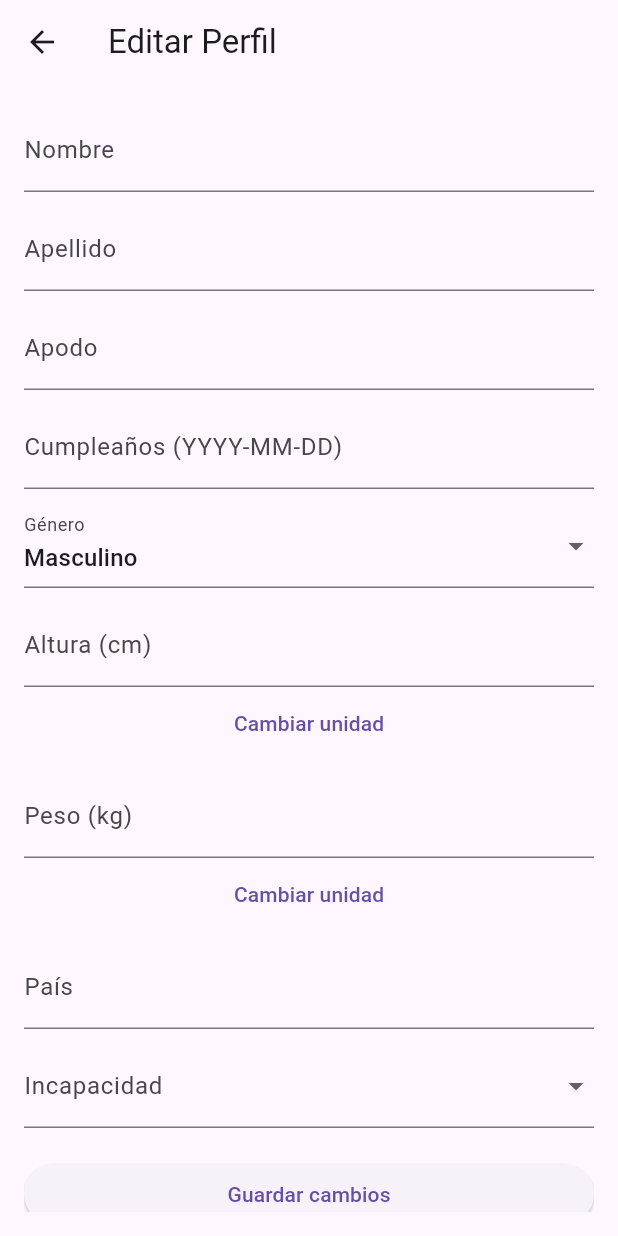
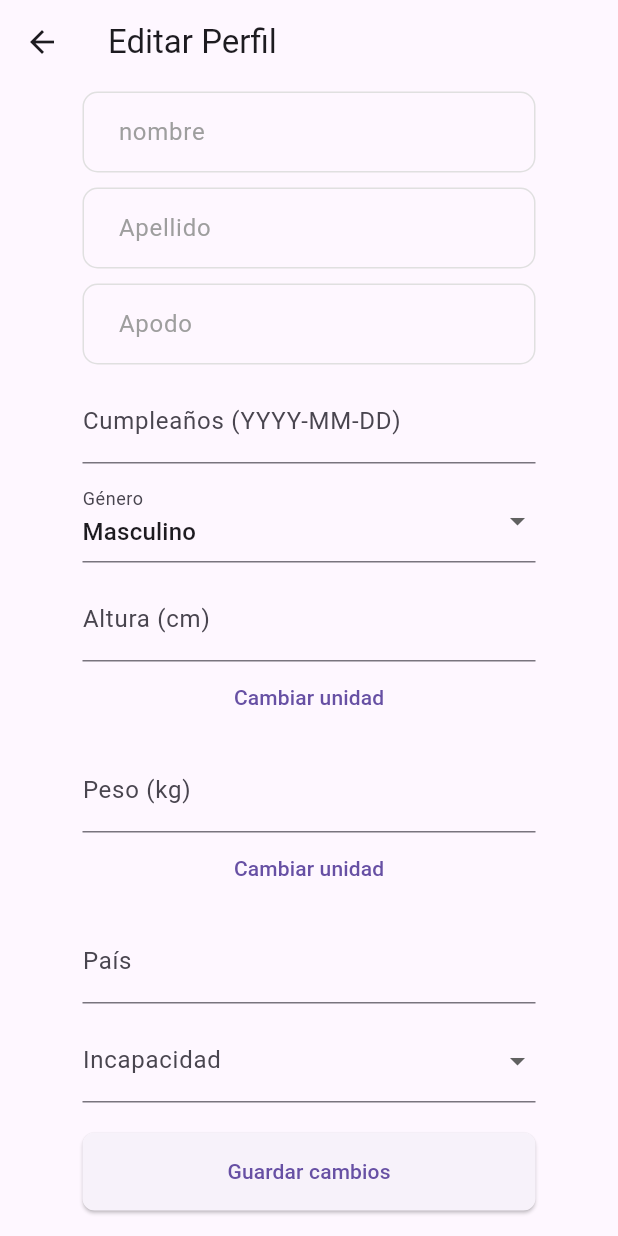
Before and after one commit to tiagosansopa/md_fe, a Flutter app: the ProfileFormScreen screen opened directly, on a phone screen of 412 x 824 dp. Run offline on Flutter 3.47's test engine with Material 3 defaults, Android fonts, the phone set to English and light mode, and no system bars; our stand-ins replace shared_preferences; accounts and stored records are empty.

Commit message:
profile wip

```diff
--- a/lib/screens/profileform_screen.dart
+++ b/lib/screens/profileform_screen.dart
@@ -25,10 +25,40 @@ class _ProfileFormScreenState extends State<ProfileFormScreen> {
 
   int? _userId;
 
+  DateTime _selectedDateTime = DateTime.now();
+
   @override
   void initState() {
     super.initState();
     _loadUserData();
+  }
+
+  void _pickDateTime() async {
+    DateTime? pickedDate = await showDatePicker(
+      context: context,
+      initialDate: _selectedDateTime,
+      firstDate: DateTime(2020),
+      lastDate: DateTime(2030),
+    );
+
+    if (pickedDate != null) {
+      TimeOfDay? pickedTime = await showTimePicker(
+        context: context,
+        initialTime: TimeOfDay.fromDateTime(_selectedDateTime),
+      );
+
+      if (pickedTime != null) {
+        setState(() {
+          _selectedDateTime = DateTime(
+            pickedDate.year,
+            pickedDate.month,
+            pickedDate.day,
+            pickedTime.hour,
+            pickedTime.minute,
+          );
+        });
+      }
+    }
   }
 
   Future<void> _loadUserData() async {
@@ -122,15 +152,49 @@ class _ProfileFormScreenState extends State<ProfileFormScreen> {
         title: Text('Editar Perfil'),
       ),
       body: Padding(
-        padding: const EdgeInsets.all(16.0),
+        padding: const EdgeInsets.symmetric(horizontal: 55.0, vertical: 5.0),
         child: Form(
           key: _formKey,
-          child: ListView(
+          child: Column(
             children: [
               // Nombre
               TextFormField(
                 initialValue: _firstName,
-                decoration: InputDecoration(labelText: 'Nombre'),
+                decoration: InputDecoration(
+                  labelText:
+                      'nombre', // Replace with 'Username' or other labels
+                  labelStyle:
+                      TextStyle(color: Colors.grey), // Customize label color
+                  hintText: 'Enter your nombre', // Optional hint
+                  hintStyle: TextStyle(
+                      color: Colors.grey.shade400), // Optional hint styling
+                  contentPadding: EdgeInsets.symmetric(
+                      vertical: 15, horizontal: 20), // Adjust padding
+                  border: OutlineInputBorder(
+                    borderRadius:
+                        BorderRadius.circular(10.0), // Rounded corners
+                    borderSide:
+                        BorderSide(color: Colors.grey), // Default border color
+                  ),
+                  enabledBorder: OutlineInputBorder(
+                    borderRadius:
+                        BorderRadius.circular(10.0), // Rounded corners
+                    borderSide: BorderSide(
+                        color: Colors.grey.shade300), // Light border color
+                  ),
+                  focusedBorder: OutlineInputBorder(
+                    borderRadius:
+                        BorderRadius.circular(10.0), // Rounded corners
+                    borderSide: BorderSide(
+                        color: Colors.blue, width: 2.0), // Focused border color
+                  ),
+                ),
+                validator: (value) {
+                  if (value == null || value.isEmpty) {
+                    return 'Enter your name';
+                  }
+                  return null;
+                },
                 onSaved: (value) => _firstName = value!,
               ),
               SizedBox(height: 10),
@@ -138,7 +202,35 @@ class _ProfileFormScreenState extends State<ProfileFormScreen> {
               // Apellido
               TextFormField(
                 initialValue: _lastName,
-                decoration: InputDecoration(labelText: 'Apellido'),
+                decoration: InputDecoration(
+                  labelText:
+                      'Apellido', // Replace with 'Username' or other labels
+                  labelStyle:
+                      TextStyle(color: Colors.grey), // Customize label color
+                  hintText: 'Enter your apellido', // Optional hint
+                  hintStyle: TextStyle(
+                      color: Colors.grey.shade400), // Optional hint styling
+                  contentPadding: EdgeInsets.symmetric(
+                      vertical: 15, horizontal: 20), // Adjust padding
+                  border: OutlineInputBorder(
+                    borderRadius:
+                        BorderRadius.circular(10.0), // Rounded corners
+                    borderSide:
+                        BorderSide(color: Colors.grey), // Default border color
+                  ),
+                  enabledBorder: OutlineInputBorder(
+                    borderRadius:
+                        BorderRadius.circular(10.0), // Rounded corners
+                    borderSide: BorderSide(
+                        color: Colors.grey.shade300), // Light border color
+                  ),
+                  focusedBorder: OutlineInputBorder(
+                    borderRadius:
+                        BorderRadius.circular(10.0), // Rounded corners
+                    borderSide: BorderSide(
+                        color: Colors.blue, width: 2.0), // Focused border color
+                  ),
+                ),
                 onSaved: (value) => _lastName = value!,
               ),
               SizedBox(height: 10),
@@ -146,7 +238,34 @@ class _ProfileFormScreenState extends State<ProfileFormScreen> {
               // Apodo
               TextFormField(
                 initialValue: _nickname,
-                decoration: InputDecoration(labelText: 'Apodo'),
+                decoration: InputDecoration(
+                  labelText: 'Apodo', // Replace with 'Username' or other labels
+                  labelStyle:
+                      TextStyle(color: Colors.grey), // Customize label color
+                  hintText: 'Enter your apodo', // Optional hint
+                  hintStyle: TextStyle(
+                      color: Colors.grey.shade400), // Optional hint styling
+                  contentPadding: EdgeInsets.symmetric(
+                      vertical: 15, horizontal: 20), // Adjust padding
+                  border: OutlineInputBorder(
+                    borderRadius:
+                        BorderRadius.circular(10.0), // Rounded corners
+                    borderSide:
+                        BorderSide(color: Colors.grey), // Default border color
+                  ),
+                  enabledBorder: OutlineInputBorder(
+                    borderRadius:
+                        BorderRadius.circular(10.0), // Rounded corners
+                    borderSide: BorderSide(
+                        color: Colors.grey.shade300), // Light border color
+                  ),
+                  focusedBorder: OutlineInputBorder(
+                    borderRadius:
+                        BorderRadius.circular(10.0), // Rounded corners
+                    borderSide: BorderSide(
+                        color: Colors.blue, width: 2.0), // Focused border color
+                  ),
+                ),
                 onSaved: (value) => _nickname = value!,
               ),
               SizedBox(height: 10),
@@ -236,6 +355,15 @@ class _ProfileFormScreenState extends State<ProfileFormScreen> {
 
               // Botón para guardar cambios
               ElevatedButton(
+                style: ElevatedButton.styleFrom(
+                  shape: RoundedRectangleBorder(
+                    borderRadius:
+                        BorderRadius.circular(8.0), // Slightly rounded corners
+                  ),
+                  padding: EdgeInsets.symmetric(
+                      vertical: 16.0), // Increase vertical size
+                  minimumSize: Size.fromHeight(50), // Full-width
+                ),
                 onPressed: _saveChanges,
                 child: Text('Guardar cambios'),
               ),
```
